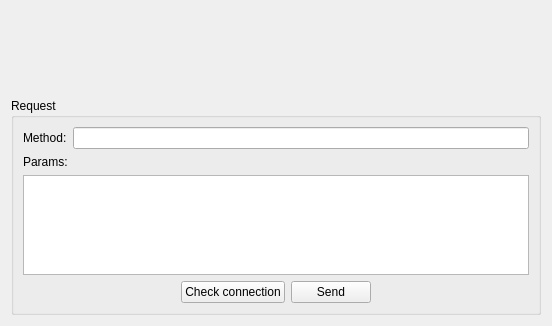
Before: the Qt Designer form src/VMTD/VMTD/protocol/node/VMTDNodeProtocolHandlerForm.ui in ekushko/qt-vxlan-mtd-old, drawn with Qt 5.
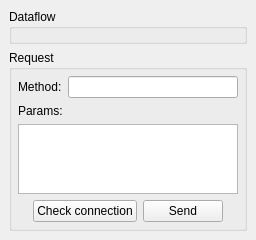
After: the same form once the commit is applied. Icons and pictures are not drawn.

The edit to the form file:
```diff
--- a/src/VMTD/VMTD/protocol/node/VMTDNodeProtocolHandlerForm.ui
+++ b/src/VMTD/VMTD/protocol/node/VMTDNodeProtocolHandlerForm.ui
@@ -6,37 +6,105 @@
    <rect>
     <x>0</x>
     <y>0</y>
-    <width>552</width>
-    <height>326</height>
+    <width>256</width>
+    <height>225</height>
    </rect>
   </property>
+  <property name="maximumSize">
+   <size>
+    <width>16777215</width>
+    <height>16777215</height>
+   </size>
+  </property>
   <property name="windowTitle">
    <string>Form</string>
   </property>
+  <property name="windowIcon">
+   <iconset resource="../../../resources/VMTDResources.qrc">
+    <normaloff>:/favicon.ico</normaloff>:/favicon.ico</iconset>
+  </property>
+  <layout class="QHBoxLayout" name="horizontalLayout">
+   <property name="spacing">
+    <number>0</number>
+   </property>
+   <property name="leftMargin">
+    <number>0</number>
+   </property>
+   <property name="topMargin">
+    <number>0</number>
+   </property>
+   <property name="rightMargin">
+    <number>0</number>
+   </property>
+   <property name="bottomMargin">
+    <number>0</number>
+   </property>
+   <item>
+    <spacer name="_6">
+     <property name="orientation">
+      <enum>Qt::Horizontal</enum>
+     </property>
+     <property name="sizeHint" stdset="0">
+      <size>
+       <width>0</width>
+       <height>20</height>
+      </size>
+     </property>
+    </spacer>
+   </item>
+   <item>
+    <layout class="QVBoxLayout" name="vl_1">
+     <property name="spacing">
+      <number>0</number>
+     </property>
+     <item>
+      <spacer name="_9">
+       <property name="orientation">
+        <enum>Qt::Vertical</enum>
+       </property>
+       <property name="sizeHint" stdset="0">
+        <size>
+         <width>20</width>
+         <height>40</height>
+        </size>
+       </property>
+      </spacer>
+     </item>
+     <item>
+      <widget class="QWidget" name="w_1" native="true">
+       <property name="maximumSize">
+        <size>
+         <width>1024</width>
+         <height>1024</height>
+        </size>
+       </property>
   <layout class="QVBoxLayout" name="verticalLayout_2">
    <item>
-    <widget class="QWidget" name="wProtocolHandler" native="true">
+         <widget class="QGroupBox" name="gbProtocolHandler">
      <property name="sizePolicy">
       <sizepolicy hsizetype="Preferred" vsizetype="Preferred">
        <horstretch>1</horstretch>
        <verstretch>1</verstretch>
       </sizepolicy>
      </property>
+          <property name="title">
+           <string>Dataflow</string>
+          </property>
      <layout class="QVBoxLayout" name="verticalLayout_3">
       <property name="spacing">
-       <number>0</number>
+            <number>6</number>
       </property>
       <property name="leftMargin">
-       <number>0</number>
+            <number>6</number>
       </property>
       <property name="topMargin">
-       <number>0</number>
+            <number>6</number>
       </property>
       <property name="rightMargin">
-       <number>0</number>
+            <number>6</number>
       </property>
       <property name="bottomMargin">
-       <number>0</number>
+            <number>6</number>
       </property>
      </layout>
     </widget>
@@ -47,6 +115,18 @@
       <string>Request</string>
      </property>
      <layout class="QVBoxLayout" name="verticalLayout">
+           <property name="leftMargin">
+            <number>6</number>
+           </property>
+           <property name="topMargin">
+            <number>6</number>
+           </property>
+           <property name="rightMargin">
+            <number>6</number>
+           </property>
+           <property name="bottomMargin">
+            <number>6</number>
+           </property>
       <item>
        <layout class="QHBoxLayout" name="hl_1">
         <item>
@@ -127,6 +207,39 @@
    </item>
   </layout>
  </widget>
- <resources/>
+     </item>
+     <item>
+      <spacer name="_8">
+       <property name="orientation">
+        <enum>Qt::Vertical</enum>
+       </property>
+       <property name="sizeHint" stdset="0">
+        <size>
+         <width>20</width>
+         <height>40</height>
+        </size>
+       </property>
+      </spacer>
+     </item>
+    </layout>
+   </item>
+   <item>
+    <spacer name="_7">
+     <property name="orientation">
+      <enum>Qt::Horizontal</enum>
+     </property>
+     <property name="sizeHint" stdset="0">
+      <size>
+       <width>0</width>
+       <height>20</height>
+      </size>
+     </property>
+    </spacer>
+   </item>
+  </layout>
+ </widget>
+ <resources>
+  <include location="../../../resources/VMTDResources.qrc"/>
+ </resources>
  <connections/>
 </ui>
```
Lines whose indentation alone changed are shown as unchanged.
